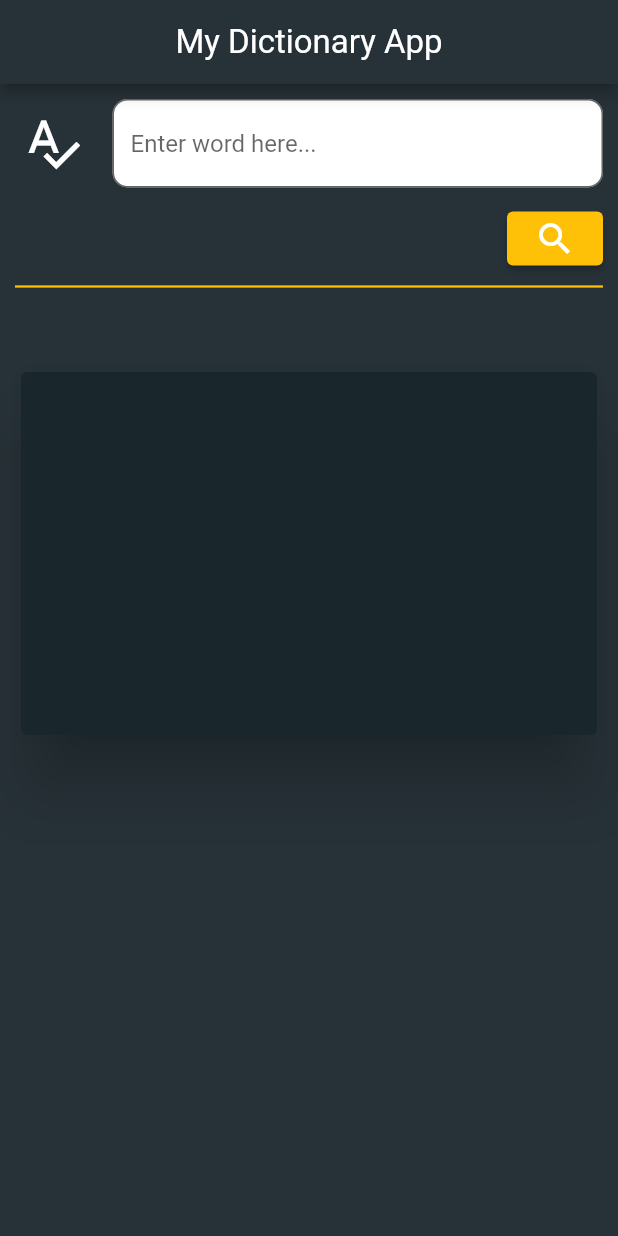
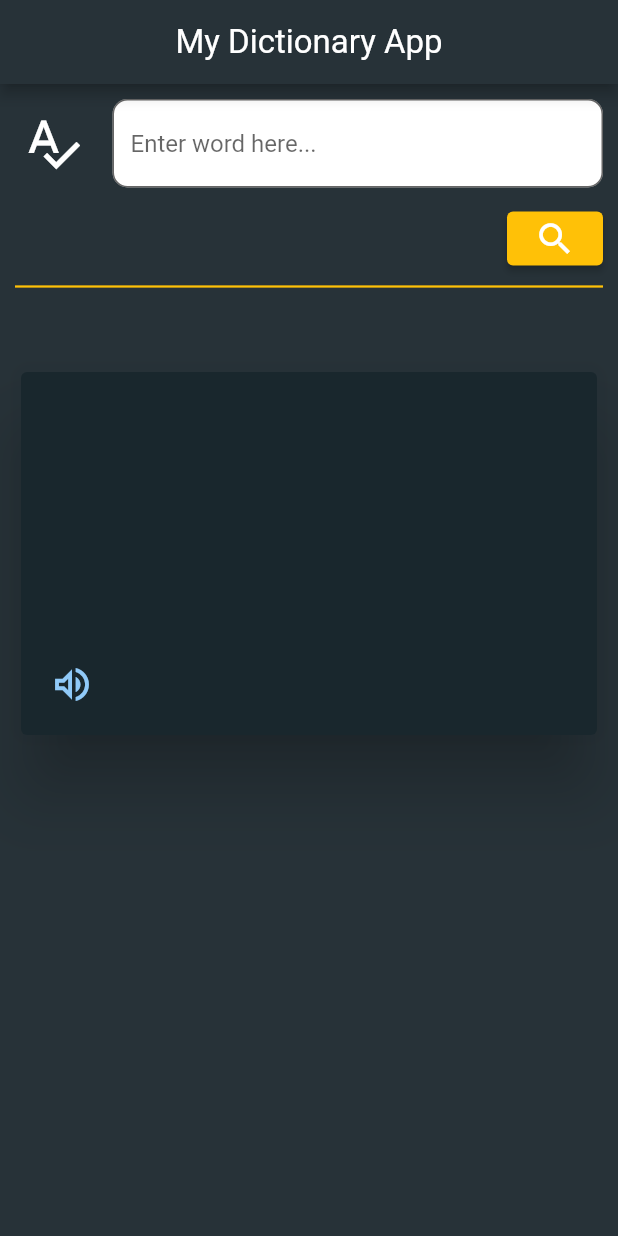
Before and after one commit to faizanhub/dictionary_app, a Flutter app: the screen it shows after launch, on a phone screen of 412 x 824 dp. Run offline on Flutter 3.47's test engine with Material 2 defaults, Android fonts, the phone set to English and light mode, and no system bars; our stand-ins replace just_audio.

```diff
--- a/lib/constants/app_strings.dart
+++ b/lib/constants/app_strings.dart
@@ -2,4 +2,7 @@ abstract class AppStrings {
   static const appBarText = "My Dictionary App";
   static const hintText = "Enter word here...";
   static const invalidWord = "Invalid Word";
+
+  static const audioAppBarText = "My Dictionary App";
+  static const play = "Play";
 }
--- a/lib/constants/configs.dart
+++ b/lib/constants/configs.dart
@@ -3,4 +3,8 @@ abstract class Configs {
       'https://www.dictionaryapi.com/api/v3/references/collegiate/json/';
 
   static const apiKey = '465a248d-44fe-45d6-bc02-269370b9fc25';
+
+  static const audioBaseUrl =
+      'https://media.merriam-webster.com/audio/prons/en/us/mp3/';
+  static const audioFileExtension = '.mp3';
 }
--- a/lib/constants/error_strings.dart
+++ b/lib/constants/error_strings.dart
@@ -1,3 +1,4 @@
 abstract class ErrorStrings {
   static final String invalidData = "Invalid Data";
+  static final String invalidAudioFile = "Invalid audio file";
 }
--- a/lib/core/models/word.dart
+++ b/lib/core/models/word.dart
@@ -1,6 +1,7 @@
 class Word {
   String word;
   String meaning;
+  String audioUrl;
 
-  Word({required this.word, required this.meaning});
+  Word({required this.word, required this.meaning, required this.audioUrl});
 }
--- a/lib/main.dart
+++ b/lib/main.dart
@@ -18,15 +18,25 @@ class MyApp extends StatelessWidget {
       theme: ThemeData(
           primarySwatch: Colors.amber,
           scaffoldBackgroundColor: Color(0xff273238),
+          iconTheme: IconThemeData(
+            color: Color(0xff90caf9),
+            size: 55,
+          ),
           appBarTheme: AppBarTheme(
             centerTitle: true,
             backgroundColor: Color(0xff273238),
+            iconTheme: IconThemeData(color: Colors.white),
             titleTextStyle: TextStyle(
               color: Colors.white,
               fontSize: 22,
             ),
           ),
-      ),
+          textTheme: TextTheme(
+              headline1: TextStyle(
+            fontSize: 28,
+            color: Colors.white,
+            fontWeight: FontWeight.bold,
+          ))),
       initialRoute: DictionaryScreen.routeName,
       onGenerateRoute: MyRoutes.generateRoute,
       home: DictionaryScreen(),
--- a/lib/ui/my_routes.dart
+++ b/lib/ui/my_routes.dart
@@ -1,13 +1,17 @@
+import 'package:dictionary_app/ui/screens/audio_screen.dart';
 import 'package:dictionary_app/ui/screens/dictionary_screen.dart';
 import 'package:flutter/material.dart';
 
 abstract class MyRoutes {
   static Route<dynamic> generateRoute(RouteSettings settings) {
-    final args = settings.arguments;
 
     switch (settings.name) {
       case DictionaryScreen.routeName:
         return MaterialPageRoute(builder: (_) => DictionaryScreen());
+
+      case AudioScreen.routeName:
+        final args = settings.arguments as String;
+        return MaterialPageRoute(builder: (_) => AudioScreen(audioUrl: args,));
 
       default:
         return MaterialPageRoute(builder: (_) => DictionaryScreen());
--- a/lib/ui/screens/dictionary_screen.dart
+++ b/lib/ui/screens/dictionary_screen.dart
@@ -4,6 +4,7 @@ import 'package:dictionary_app/constants/text_styles.dart';
 import 'package:dictionary_app/core/models/word.dart';
 import 'package:dictionary_app/core/services/dictionary_service.dart';
 import 'package:dictionary_app/ui/custom_widgets/custom_textfield.dart';
+import 'package:dictionary_app/ui/screens/audio_screen.dart';
 import 'package:flutter/material.dart';
 
 class DictionaryScreen extends StatefulWidget {
@@ -55,6 +56,13 @@ class _DictionaryScreenState extends State<DictionaryScreen> {
       searchingWord = '';
       isLoading = false;
     });
+  }
+
+  void handleIconPress() {
+    if (wordInstance != null) {
+      Navigator.pushNamed(context, AudioScreen.routeName,
+          arguments: wordInstance!.audioUrl);
+    }
   }
 
   @override
@@ -139,14 +147,25 @@ class _DictionaryScreenState extends State<DictionaryScreen> {
                       elevation: 20,
                       color: Color(0xff19272d),
                       child: Padding(
-                        padding: const EdgeInsets.symmetric(
-                            vertical: 10, horizontal: 10),
-                        child: Text(
-                          wordInstance != null
-                              ? '${wordInstance!.meaning}'
-                              : '',
-                          style: wordTextStyle.copyWith(
-                              fontSize: 25, color: Colors.white60),
+                        padding: const EdgeInsets.all(10.0),
+                        child: Column(
+                          crossAxisAlignment: CrossAxisAlignment.start,
+                          mainAxisAlignment: MainAxisAlignment.spaceBetween,
+                          children: [
+                            Text(
+                              wordInstance != null
+                                  ? '${wordInstance!.meaning}'
+                                  : '',
+                              style: wordTextStyle.copyWith(
+                                  fontSize: 25, color: Colors.white60),
+                            ),
+                            IconButton(
+                              onPressed: handleIconPress,
+                              icon: Icon(Icons.volume_up_outlined),
+                              color: theme.iconTheme.color,
+                              iconSize: 30,
+                            ),
+                          ],
                         ),
                       ),
                     )
--- a/pubspec.yaml
+++ b/pubspec.yaml
@@ -35,6 +35,7 @@ dependencies:
   # Use with the CupertinoIcons class for iOS style icons.
   cupertino_icons: ^1.0.2
   http: ^0.13.4
+  just_audio: ^0.9.20
 
 dev_dependencies:
   flutter_test:
```
Also changed, not shown: lib/core/services/dictionary_service.dart (+28 -1 lines), lib/ui/screens/audio_screen.dart (added, +58 -0 lines), pubspec.lock. Lines whose indentation alone changed are shown as unchanged.
